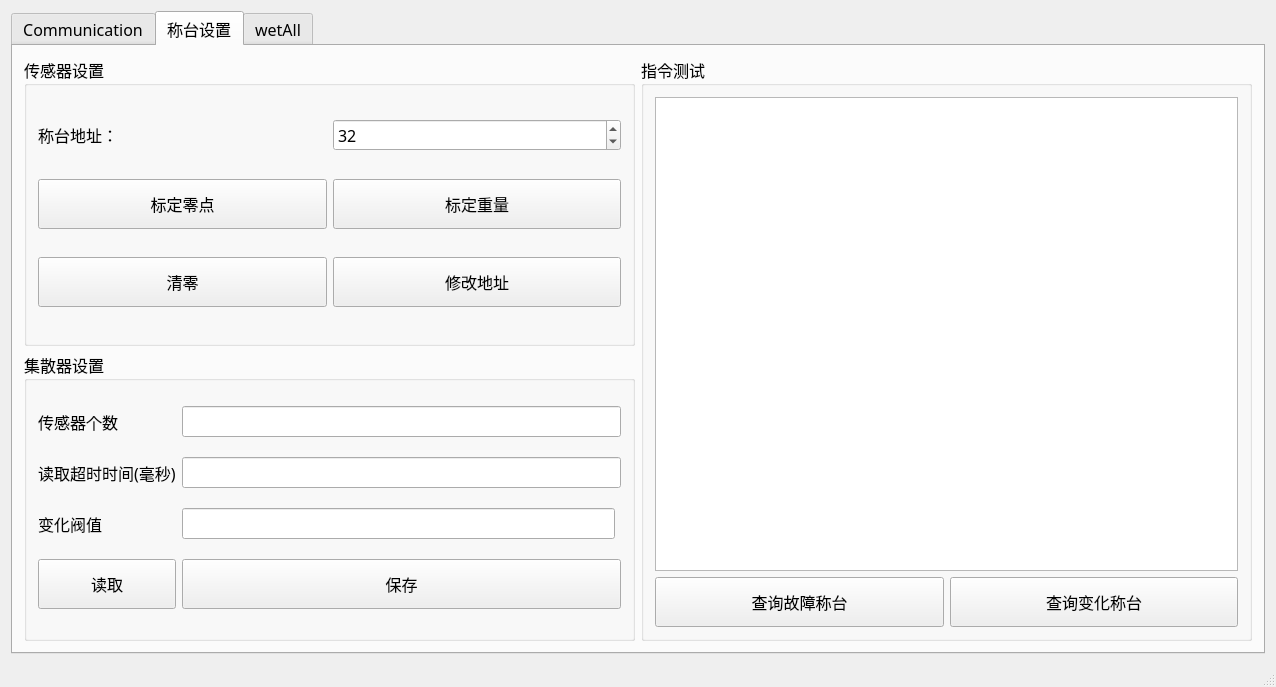
Before: the Qt Designer form mainwindow.ui in byteman/WFace, drawn with Qt 5.
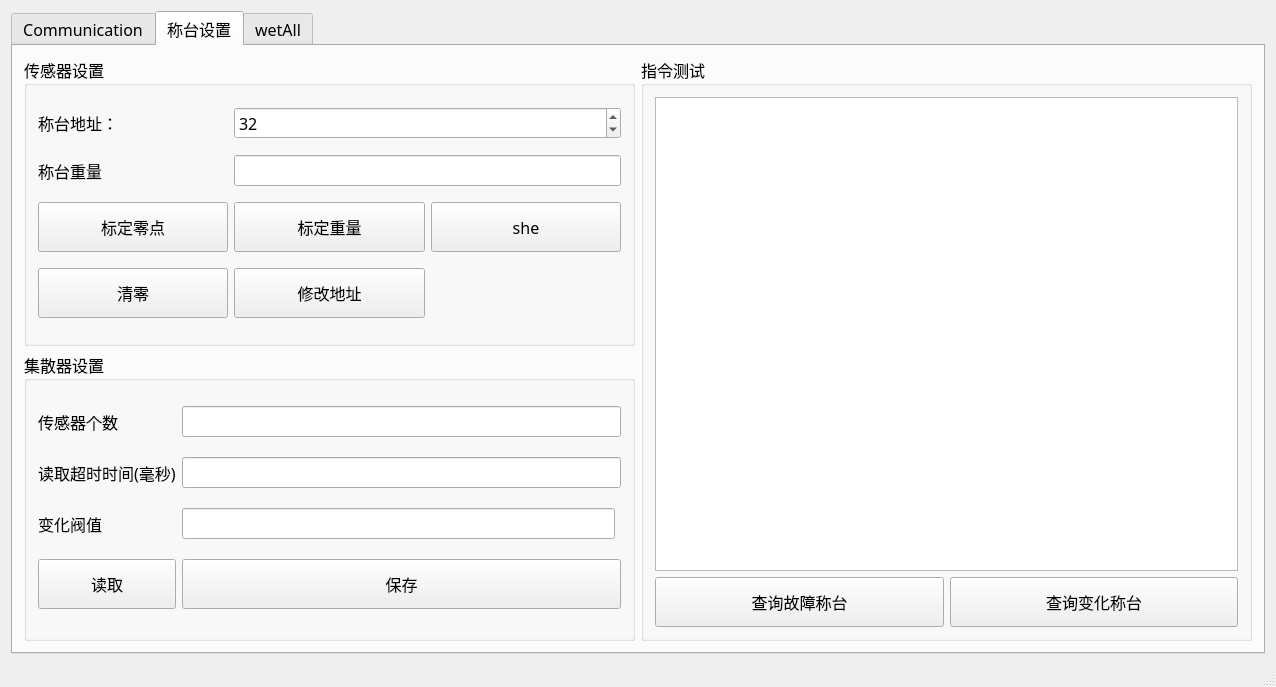
After: the same form once the commit is applied. The open tabs and pages were chosen to show the change.

Commit message: 更新界面

Patch:
```diff
--- a/mainwindow.ui
+++ b/mainwindow.ui
@@ -287,6 +287,12 @@
          <layout class="QVBoxLayout" name="verticalLayout_4">
           <item>
            <widget class="QGroupBox" name="groupBox_4">
+            <property name="maximumSize">
+             <size>
+              <width>16777215</width>
+              <height>300</height>
+             </size>
+            </property>
             <property name="title">
              <string>传感器设置</string>
             </property>
@@ -298,7 +304,37 @@
                </property>
               </widget>
              </item>
+             <item row="0" column="1" colspan="2">
+              <widget class="QSpinBox" name="sbAddr">
+               <property name="minimumSize">
+                <size>
+                 <width>0</width>
+                 <height>30</height>
+                </size>
+               </property>
+               <property name="value">
+                <number>32</number>
+               </property>
+              </widget>
+             </item>
              <item row="1" column="0">
+              <widget class="QLabel" name="label_5">
+               <property name="text">
+                <string>称台重量</string>
+               </property>
+              </widget>
+             </item>
+             <item row="1" column="1" colspan="2">
+              <widget class="QLineEdit" name="edtSWet">
+               <property name="minimumSize">
+                <size>
+                 <width>0</width>
+                 <height>30</height>
+                </size>
+               </property>
+              </widget>
+             </item>
+             <item row="2" column="0">
               <widget class="QPushButton" name="btnCalibZero">
                <property name="minimumSize">
                 <size>
@@ -311,7 +347,7 @@
                </property>
               </widget>
              </item>
-             <item row="1" column="1">
+             <item row="2" column="1">
               <widget class="QPushButton" name="btnCalibWgt">
                <property name="minimumSize">
                 <size>
@@ -324,14 +360,20 @@
                </property>
               </widget>
              </item>
-             <item row="0" column="1">
-              <widget class="QSpinBox" name="sbAddr">
-               <property name="value">
-                <number>32</number>
+             <item row="2" column="2">
+              <widget class="QPushButton" name="btnSet">
+               <property name="minimumSize">
+                <size>
+                 <width>0</width>
+                 <height>50</height>
+                </size>
+               </property>
+               <property name="text">
+                <string>she</string>
                </property>
               </widget>
              </item>
-             <item row="2" column="0">
+             <item row="3" column="0">
               <widget class="QPushButton" name="btnZero">
                <property name="minimumSize">
                 <size>
@@ -344,7 +386,7 @@
                </property>
               </widget>
              </item>
-             <item row="2" column="1">
+             <item row="3" column="1">
               <widget class="QPushButton" name="btnModifyAddr">
                <property name="minimumSize">
                 <size>
```
Left out of the diff: 4 changed lines with no effect on the pictures. The commit also changes 5 other files.
